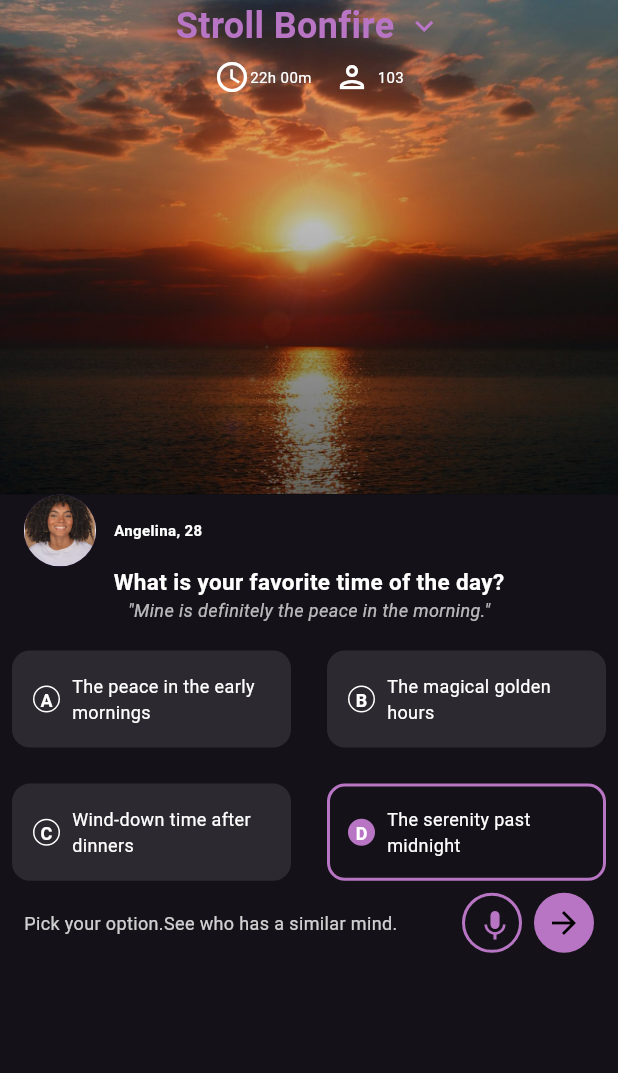
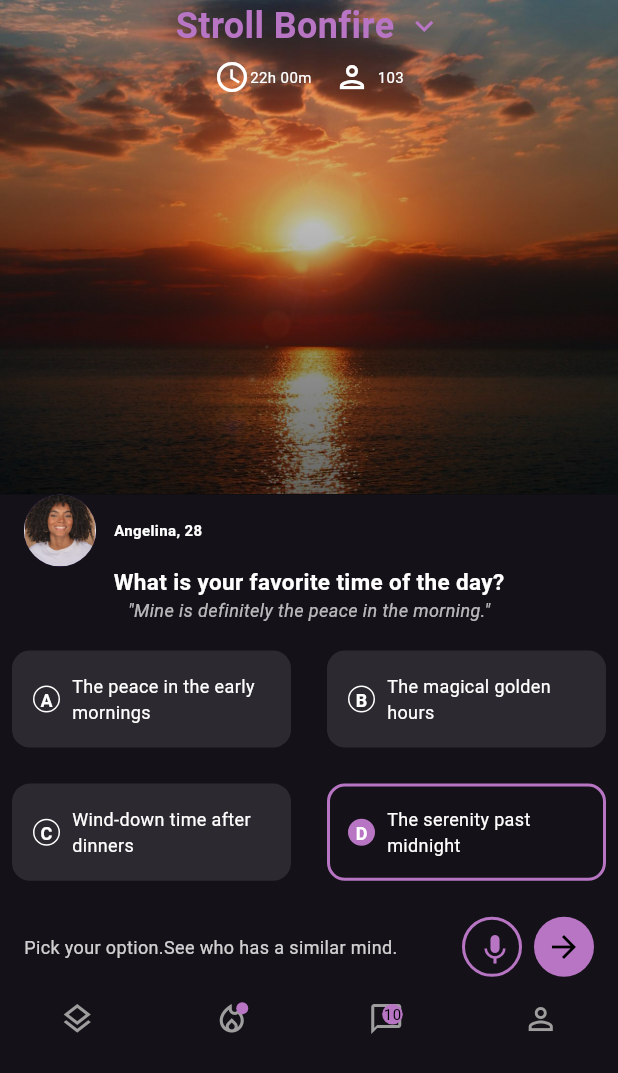
Before and after one commit to Devdeejay27/Stroll-UI, a Flutter app: the screen it shows after launch, on a phone screen of 412 x 824 dp. Shown: the top 1073 px of the screen. Run offline on Flutter 3.47's test engine with Material 3 defaults, Android fonts, the phone set to English and light mode, and no system bars.

Commit message:
Finished footer_icons

```diff
--- a/lib/screens/stroll_ui_screen.dart
+++ b/lib/screens/stroll_ui_screen.dart
@@ -1,4 +1,5 @@
 import 'package:flutter/material.dart';
+import 'package:stroll/widgets/footer_icons.dart';
 import 'package:stroll/widgets/header_section.dart';
 import 'package:stroll/widgets/option_button.dart';
 import 'package:stroll/widgets/profile_section.dart';
@@ -63,7 +64,7 @@ class StrollUiScreen extends StatelessWidget {
                       ],
                     ),
                   ),
-
+                  const SizedBox(height: 16.0),
                   // Instructional Text and Icons
                   Padding(
                     padding: const EdgeInsets.symmetric(horizontal: 16.0),
@@ -134,6 +135,9 @@ class StrollUiScreen extends StatelessWidget {
                   ),
                 ],
               ),
+              const SizedBox(height: 16.0),
+              // Footer Icons
+              const FooterIcons(),
             ],
           ),
         ),
--- /dev/null
+++ b/lib/widgets/footer_icons.dart
@@ -0,0 +1,62 @@
+import 'package:flutter/material.dart';
+
+class FooterIcons extends StatelessWidget {
+  const FooterIcons({super.key});
+
+  @override
+  Widget build(BuildContext context) {
+    return Row(
+      mainAxisAlignment: MainAxisAlignment.spaceAround,
+      children: [
+        const Icon(Icons.layers_outlined, color: Colors.grey),
+        Stack(
+          children: [
+            const Icon(
+              Icons.local_fire_department_outlined,
+              color: Colors.grey,
+            ),
+            Positioned(
+              top: 1,
+              right: 1,
+              child: Container(
+                width: 8,
+                height: 8,
+                decoration: const BoxDecoration(
+                  color: Color.fromARGB(255, 184, 117, 196),
+                  shape: BoxShape.circle,
+                ),
+              ),
+            ),
+          ],
+        ),
+        Stack(
+          children: [
+            const Icon(
+              Icons.chat_bubble_outline,
+              color: Colors.grey,
+            ),
+            Positioned(
+              top: 1,
+              right: 1,
+              child: Container(
+                padding: const EdgeInsets.all(1),
+                decoration: const BoxDecoration(
+                  color: Color.fromARGB(255, 184, 117, 196),
+                  shape: BoxShape.circle,
+                ),
+                child: const Text(
+                  '10',
+                  style: TextStyle(
+                    color: Colors.black,
+                    fontSize: 10,
+                  ),
+                ),
+              ),
+            )
+          ],
+        ),
+        const Icon(Icons.person_outline, color: Colors.grey),
+      ],
+    );
+  }
+}
```
